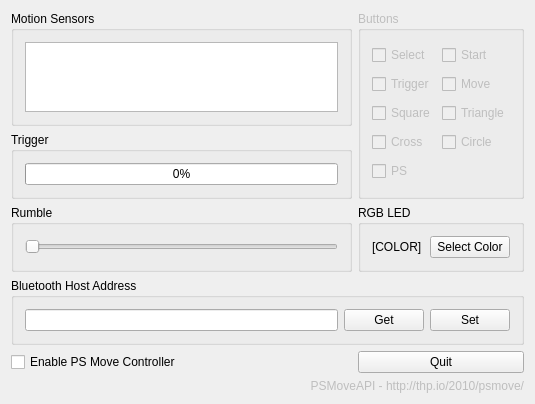
Above: testgui/psmovetestgui.ui from thp/psmoveapi before the change. Below: the same form after it.
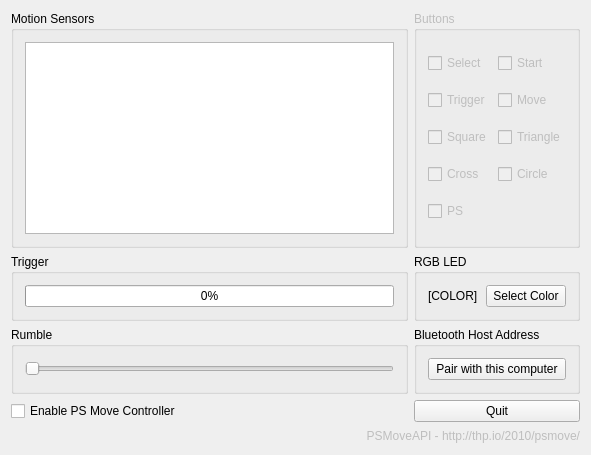
That is the form after the change.

Commit message: Test GUI: Support for multiple devices + pairing

```diff
--- a/testgui/psmovetestgui.ui
+++ b/testgui/psmovetestgui.ui
@@ -6,8 +6,8 @@
    <rect>
     <x>0</x>
     <y>0</y>
-    <width>535</width>
-    <height>387</height>
+    <width>591</width>
+    <height>455</height>
    </rect>
   </property>
   <property name="windowTitle">
@@ -15,7 +15,7 @@
   </property>
   <widget class="QWidget" name="centralWidget">
    <layout class="QGridLayout" name="gridLayout">
-    <item row="0" column="0">
+    <item row="0" column="0" rowspan="2">
      <widget class="QGroupBox" name="groupSensors">
       <property name="title">
        <string>Motion Sensors</string>
@@ -109,44 +109,6 @@
       </layout>
      </widget>
     </item>
-    <item row="1" column="0">
-     <widget class="QGroupBox" name="groupTrigger">
-      <property name="title">
-       <string>Trigger</string>
-      </property>
-      <layout class="QGridLayout" name="gridLayout_4">
-       <item row="0" column="0">
-        <widget class="QProgressBar" name="progressbarTrigger">
-         <property name="maximum">
-          <number>255</number>
-         </property>
-         <property name="value">
-          <number>0</number>
-         </property>
-        </widget>
-       </item>
-      </layout>
-     </widget>
-    </item>
-    <item row="2" column="0">
-     <widget class="QGroupBox" name="groupRumble">
-      <property name="title">
-       <string>Rumble</string>
-      </property>
-      <layout class="QHBoxLayout" name="horizontalLayout_2">
-       <item>
-        <widget class="QSlider" name="sliderRumble">
-         <property name="maximum">
-          <number>255</number>
-         </property>
-         <property name="orientation">
-          <enum>Qt::Horizontal</enum>
-         </property>
-        </widget>
-       </item>
-      </layout>
-     </widget>
-    </item>
     <item row="2" column="1">
      <widget class="QGroupBox" name="groupLEDs">
       <property name="title">
@@ -198,26 +160,54 @@
       </property>
      </widget>
     </item>
-    <item row="3" column="0" colspan="2">
+    <item row="3" column="1">
      <widget class="QGroupBox" name="groupBluetooth">
       <property name="title">
        <string>Bluetooth Host Address</string>
       </property>
       <layout class="QHBoxLayout" name="horizontalLayout_3">
-       <item>
-        <widget class="QLineEdit" name="lineeditBluetooth"/>
-       </item>
-       <item>
-        <widget class="QPushButton" name="buttonBluetoothGet">
-         <property name="text">
-          <string>Get</string>
-         </property>
-        </widget>
-       </item>
        <item>
         <widget class="QPushButton" name="buttonBluetoothSet">
          <property name="text">
-          <string>Set</string>
+          <string>Pair with this computer</string>
+         </property>
+        </widget>
+       </item>
+      </layout>
+     </widget>
+    </item>
+    <item row="3" column="0">
+     <widget class="QGroupBox" name="groupRumble">
+      <property name="title">
+       <string>Rumble</string>
+      </property>
+      <layout class="QHBoxLayout" name="horizontalLayout_2">
+       <item>
+        <widget class="QSlider" name="sliderRumble">
+         <property name="maximum">
+          <number>255</number>
+         </property>
+         <property name="orientation">
+          <enum>Qt::Horizontal</enum>
+         </property>
+        </widget>
+       </item>
+      </layout>
+     </widget>
+    </item>
+    <item row="2" column="0">
+     <widget class="QGroupBox" name="groupTrigger">
+      <property name="title">
+       <string>Trigger</string>
+      </property>
+      <layout class="QGridLayout" name="gridLayout_4">
+       <item row="0" column="0">
+        <widget class="QProgressBar" name="progressbarTrigger">
+         <property name="maximum">
+          <number>255</number>
+         </property>
+         <property name="value">
+          <number>0</number>
          </property>
         </widget>
        </item>
```
The commit also changes 6 other files.
